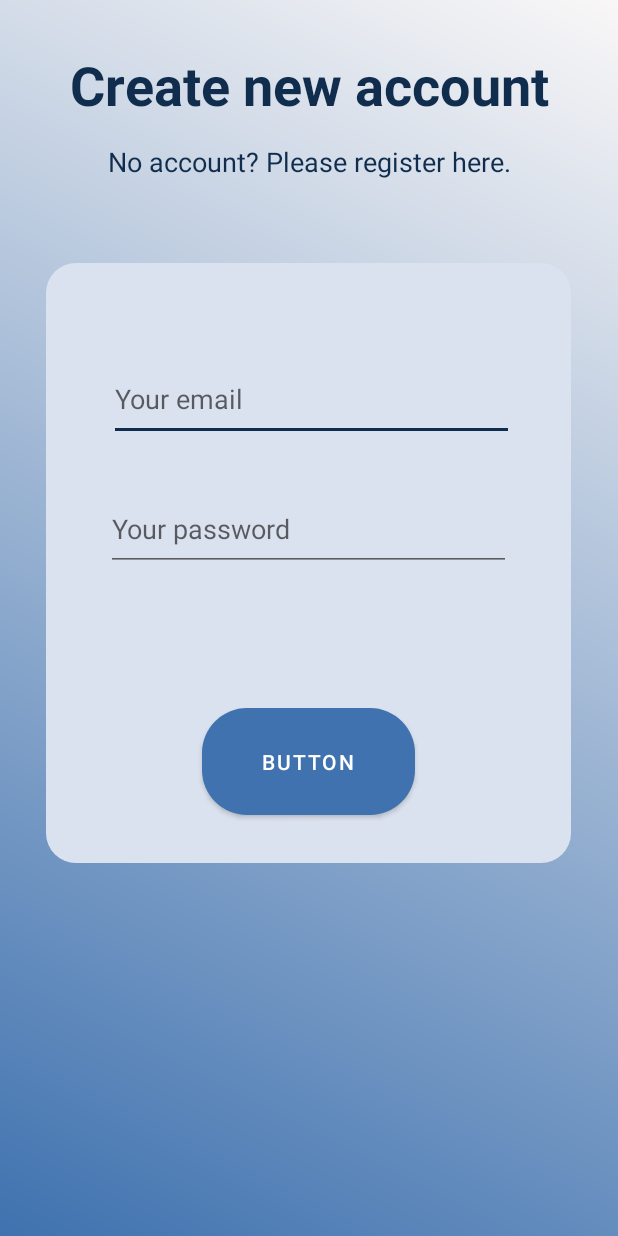
After one commit to dominikcedro/VaccinesApp, an Android app: the RegisterActivity screen opened directly, with no data from a screen before it, on a phone screen of 412 x 824 dp. The commit adds this screen. Run offline under Robolectric (Android 15) with nearby library versions, the phone set to English and light mode, and no system bars.

Commit message:
ADD register activity created. Gradient introduced to backround in login and register activity

```diff
--- a/app/src/main/AndroidManifest.xml
+++ b/app/src/main/AndroidManifest.xml
@@ -1,6 +1,6 @@
 <?xml version="1.0" encoding="utf-8"?>
 <manifest xmlns:android="http://schemas.android.com/apk/res/android"
-    xmlns:tools="http://schemas.android.com/tools">
+    xmlns:tools="http://schemas.android.com/tools" >
 
     <application
         android:allowBackup="true"
@@ -11,17 +11,21 @@
         android:roundIcon="@mipmap/ic_launcher_round"
         android:supportsRtl="true"
         android:theme="@style/Theme.VaccineApp"
-        tools:targetApi="31">
+        tools:targetApi="31" >
+        <activity
+            android:name=".RegisterActivity"
+            android:exported="false" />
         <activity
             android:name=".MainActivity"
-            android:theme="@style/Theme.VaccineApp.NoActionBar"
-            android:exported="false" />
+            android:exported="false"
+            android:theme="@style/Theme.VaccineApp.NoActionBar" />
         <activity
             android:name=".LoginActivity"
             android:exported="true"
-            android:label="@string/app_name">
-        <intent-filter>
+            android:label="@string/app_name" >
+            <intent-filter>
                 <action android:name="android.intent.action.MAIN" />
+
                 <category android:name="android.intent.category.LAUNCHER" />
             </intent-filter>
         </activity>
--- /dev/null
+++ b/app/src/main/java/com/example/vaccineapp/RegisterActivity.kt
@@ -0,0 +1,11 @@
+package com.example.vaccineapp
+
+import androidx.appcompat.app.AppCompatActivity
+import android.os.Bundle
+
+class RegisterActivity : AppCompatActivity() {
+    override fun onCreate(savedInstanceState: Bundle?) {
+        super.onCreate(savedInstanceState)
+        setContentView(R.layout.activity_register)
+    }
+}
--- /dev/null
+++ b/app/src/main/res/drawable/gradient_background.xml
@@ -0,0 +1,9 @@
+<?xml version="1.0" encoding="utf-8"?>
+<shape xmlns:android="http://schemas.android.com/apk/res/android">
+        <gradient
+            android:type="linear"
+            android:startColor="#3F72AF"
+            android:endColor="#F9F7F7"
+            android:angle="45"
+            />
+    </shape>
--- a/app/src/main/res/layout/activity_login.xml
+++ b/app/src/main/res/layout/activity_login.xml
@@ -4,6 +4,7 @@
     xmlns:tools="http://schemas.android.com/tools"
     android:layout_width="match_parent"
     android:layout_height="match_parent"
+    android:background="@drawable/gradient_background"
     tools:context=".LoginActivity">
 
     <TextView
@@ -19,6 +20,7 @@
         android:textAlignment="center"
         android:textSize="36sp"
         android:textStyle="bold"
+        android:background="@android:color/transparent"
         app:layout_constraintEnd_toEndOf="parent"
         app:layout_constraintStart_toStartOf="parent"
         app:layout_constraintTop_toTopOf="parent" />
@@ -33,6 +35,7 @@
         android:text="@string/login_info"
         android:textAlignment="center"
         android:textSize="18sp"
+        android:background="@android:color/transparent"
         app:layout_constraintEnd_toEndOf="parent"
         app:layout_constraintStart_toStartOf="parent"
         app:layout_constraintTop_toBottomOf="@+id/tvWelcome" />
@@ -107,6 +110,7 @@
         android:text="@string/register_info"
         android:textAlignment="center"
         android:textSize="16dp"
+        android:background="@android:color/transparent"
         app:layout_constraintBottom_toBottomOf="parent"
         app:layout_constraintEnd_toEndOf="parent"
         app:layout_constraintStart_toStartOf="parent" />
--- /dev/null
+++ b/app/src/main/res/layout/activity_register.xml
@@ -0,0 +1,104 @@
+<?xml version="1.0" encoding="utf-8"?>
+<androidx.constraintlayout.widget.ConstraintLayout
+    xmlns:android="http://schemas.android.com/apk/res/android"
+    xmlns:tools="http://schemas.android.com/tools"
+    xmlns:app="http://schemas.android.com/apk/res-auto"
+    android:layout_width="match_parent"
+    android:layout_height="match_parent"
+    android:background="@drawable/gradient_background"
+    tools:context=".RegisterActivity">
+
+<TextView
+    android:id="@+id/tvRegisterWelcome"
+    android:layout_width="392dp"
+    android:layout_height="55dp"
+    android:layout_marginStart="16dp"
+    android:layout_marginTop="32dp"
+    android:layout_marginEnd="16dp"
+    android:width="200dp"
+    android:height="60dp"
+    android:text="Create new account"
+    android:textAlignment="center"
+    android:textSize="36sp"
+    android:textStyle="bold"
+    android:background="@android:color/transparent"
+    app:layout_constraintEnd_toEndOf="parent"
+    app:layout_constraintStart_toStartOf="parent"
+    app:layout_constraintTop_toTopOf="parent" />
+
+<TextView
+    android:id="@+id/tvRegisterInstruction"
+    android:layout_width="396dp"
+    android:layout_height="60dp"
+    android:layout_marginStart="7dp"
+    android:layout_marginTop="8dp"
+    android:layout_marginEnd="8dp"
+    android:text="@string/register_info"
+    android:textAlignment="center"
+    android:textSize="18sp"
+    android:background="@android:color/transparent"
+    app:layout_constraintEnd_toEndOf="parent"
+    app:layout_constraintStart_toStartOf="parent"
+    app:layout_constraintTop_toBottomOf="@+id/tvRegisterWelcome" />
+
+<androidx.cardview.widget.CardView
+    android:layout_width="350dp"
+    android:layout_height="400dp"
+    android:layout_marginStart="30dp"
+    android:layout_marginTop="20dp"
+    android:layout_marginEnd="31dp"
+    app:cardElevation = "0dp"
+    app:cardBackgroundColor="@android:color/transparent"
+    app:layout_constraintEnd_toEndOf="parent"
+    app:layout_constraintStart_toStartOf="parent"
+    app:layout_constraintTop_toBottomOf="@+id/tvRegisterInstruction" >
+  <androidx.constraintlayout.widget.ConstraintLayout
+      android:layout_width="match_parent"
+      android:layout_height="match_parent"
+      android:background="@drawable/background_field_rounded">
+
+    <EditText
+        android:id="@+id/etLoginEmail"
+        android:layout_width="270dp"
+        android:layout_height="55dp"
+        android:layout_marginStart="41dp"
+        android:layout_marginTop="63dp"
+        android:layout_marginEnd="38dp"
+        android:ems="10"
+        android:hint="Your email "
+        android:inputType="textEmailAddress"
+        app:layout_constraintEnd_toEndOf="parent"
+        app:layout_constraintStart_toStartOf="parent"
+        app:layout_constraintTop_toTopOf="parent" />
+
+    <EditText
+        android:id="@+id/etLoginPassword"
+        android:layout_width="270dp"
+        android:layout_height="55dp"
+        android:layout_marginStart="40dp"
+        android:layout_marginTop="31dp"
+        android:layout_marginEnd="40dp"
+        android:ems="10"
+        android:hint="Your password"
+        android:inputType="textPassword"
+        app:layout_constraintEnd_toEndOf="parent"
+        app:layout_constraintStart_toStartOf="parent"
+        app:layout_constraintTop_toBottomOf="@+id/etLoginEmail" />
+
+    <Button
+        android:id="@+id/button"
+        android:background="@drawable/button_background"
+        android:layout_width="142dp"
+        android:layout_height="71dp"
+        android:layout_marginStart="104dp"
+        android:layout_marginTop="91dp"
+        android:layout_marginEnd="104dp"
+        android:text="Button"
+        app:layout_constraintEnd_toEndOf="parent"
+        app:layout_constraintStart_toStartOf="parent"
+        app:layout_constraintTop_toBottomOf="@+id/etLoginPassword" />
+
+  </androidx.constraintlayout.widget.ConstraintLayout>
+</androidx.cardview.widget.CardView>
+
+</androidx.constraintlayout.widget.ConstraintLayout>
```
